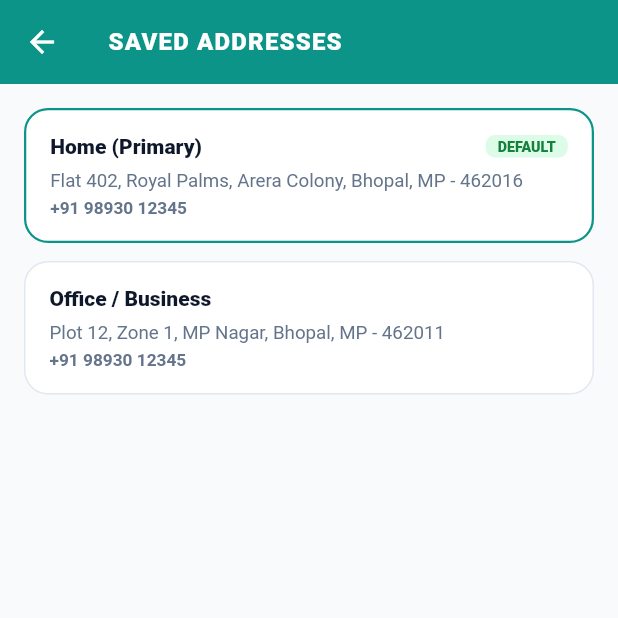
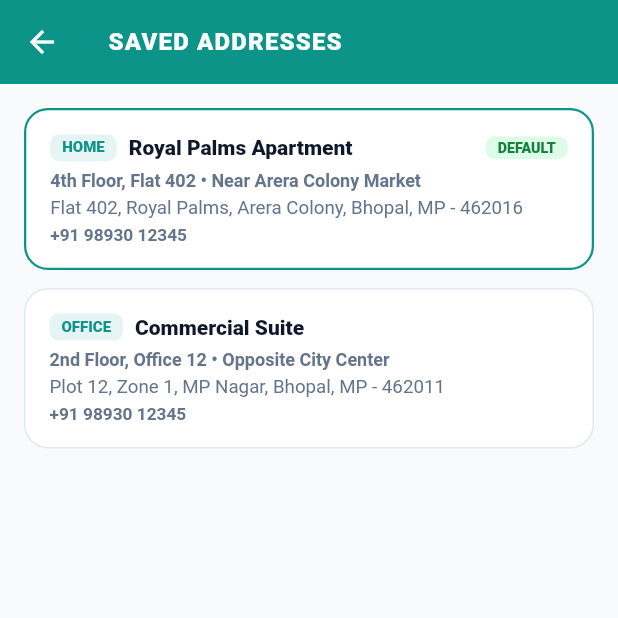
Before and after one commit to ayushsingh930/Shodasha-Mineral-water, a Flutter app: the SavedAddressesScreen screen opened directly, on a phone screen of 412 x 824 dp, the top half of it. Run offline on Flutter 3.47's test engine with Material 3 defaults, Android fonts, the phone set to English and light mode, and no system bars; our stand-ins replace equatable, firebase_core, geocoding, geolocator; accounts and stored records are empty.

Commit message:
fix(address): Added tag, landmark, and floor properties in AddressModel for cart checkout sheet

```diff
--- a/lib/features/profile/presentation/saved_addresses_screen.dart
+++ b/lib/features/profile/presentation/saved_addresses_screen.dart
@@ -3,14 +3,20 @@ import '../../../core/constants/app_constants.dart';
 
 class AddressModel {
   final String id;
+  final String tag;
   final String title;
+  final String landmark;
+  final String floor;
   final String fullAddress;
   final String contact;
   bool isDefault;
 
   AddressModel({
     required this.id,
+    required this.tag,
     required this.title,
+    required this.landmark,
+    required this.floor,
     required this.fullAddress,
     required this.contact,
     this.isDefault = false,
@@ -24,21 +30,26 @@ class AddressStateService extends ChangeNotifier {
   final List<AddressModel> addresses = [
     AddressModel(
       id: 'addr_1',
-      title: 'Home (Primary)',
+      tag: 'HOME',
+      title: 'Royal Palms Apartment',
+      landmark: 'Near Arera Colony Market',
+      floor: '4th Floor, Flat 402',
       fullAddress: 'Flat 402, Royal Palms, Arera Colony, Bhopal, MP - 462016',
       contact: '+91 98930 12345',
       isDefault: true,
     ),
     AddressModel(
       id: 'addr_2',
-      title: 'Office / Business',
+      tag: 'OFFICE',
+      title: 'Commercial Suite',
+      landmark: 'Opposite City Center',
+      floor: '2nd Floor, Office 12',
       fullAddress: 'Plot 12, Zone 1, MP Nagar, Bhopal, MP - 462011',
       contact: '+91 98930 12345',
       isDefault: false,
     ),
   ];
 
-  // Active address getter for checkout & order placement
   AddressModel get activeAddress {
     return addresses.firstWhere(
       (a) => a.isDefault,
@@ -53,11 +64,21 @@ class AddressStateService extends ChangeNotifier {
     notifyListeners();
   }
 
-  void addAddress(String title, String fullAddress, String contact) {
+  void addAddress({
+    required String tag,
+    required String title,
+    required String landmark,
+    required String floor,
+    required String fullAddress,
+    required String contact,
+  }) {
     addresses.add(
       AddressModel(
         id: 'addr_${DateTime.now().millisecondsSinceEpoch}',
+        tag: tag,
         title: title,
+        landmark: landmark,
+        floor: floor,
         fullAddress: fullAddress,
         contact: contact,
       ),
@@ -109,7 +130,20 @@ class SavedAddressesScreen extends StatelessWidget {
                       Row(
                         mainAxisAlignment: MainAxisAlignment.spaceBetween,
                         children: [
-                          Text(item.title, style: const TextStyle(fontWeight: FontWeight.w800, fontSize: 14, color: AppColors.textPrimary)),
+                          Row(
+                            children: [
+                              Container(
+                                padding: const EdgeInsets.symmetric(horizontal: 8, vertical: 3),
+                                decoration: BoxDecoration(
+                                  color: AppColors.primary.withOpacity(0.1),
+                                  borderRadius: BorderRadius.circular(6),
+                                ),
+                                child: Text(item.tag, style: const TextStyle(fontWeight: FontWeight.w900, fontSize: 10, color: AppColors.primary)),
+                              ),
+                              const SizedBox(width: 8),
+                              Text(item.title, style: const TextStyle(fontWeight: FontWeight.w800, fontSize: 14, color: AppColors.textPrimary)),
+                            ],
+                          ),
                           if (item.isDefault)
                             Container(
                               padding: const EdgeInsets.symmetric(horizontal: 8, vertical: 2),
@@ -119,6 +153,8 @@ class SavedAddressesScreen extends StatelessWidget {
                         ],
                       ),
                       const SizedBox(height: 6),
+                      Text('${item.floor} • ${item.landmark}', style: const TextStyle(fontSize: 12, color: AppColors.textSecondary, fontWeight: FontWeight.w600)),
+                      const SizedBox(height: 2),
                       Text(item.fullAddress, style: const TextStyle(fontSize: 12.5, color: AppColors.textSecondary, height: 1.3)),
                       const SizedBox(height: 4),
                       Text(item.contact, style: const TextStyle(fontSize: 11.5, color: AppColors.textSecondary, fontWeight: FontWeight.bold)),
```
